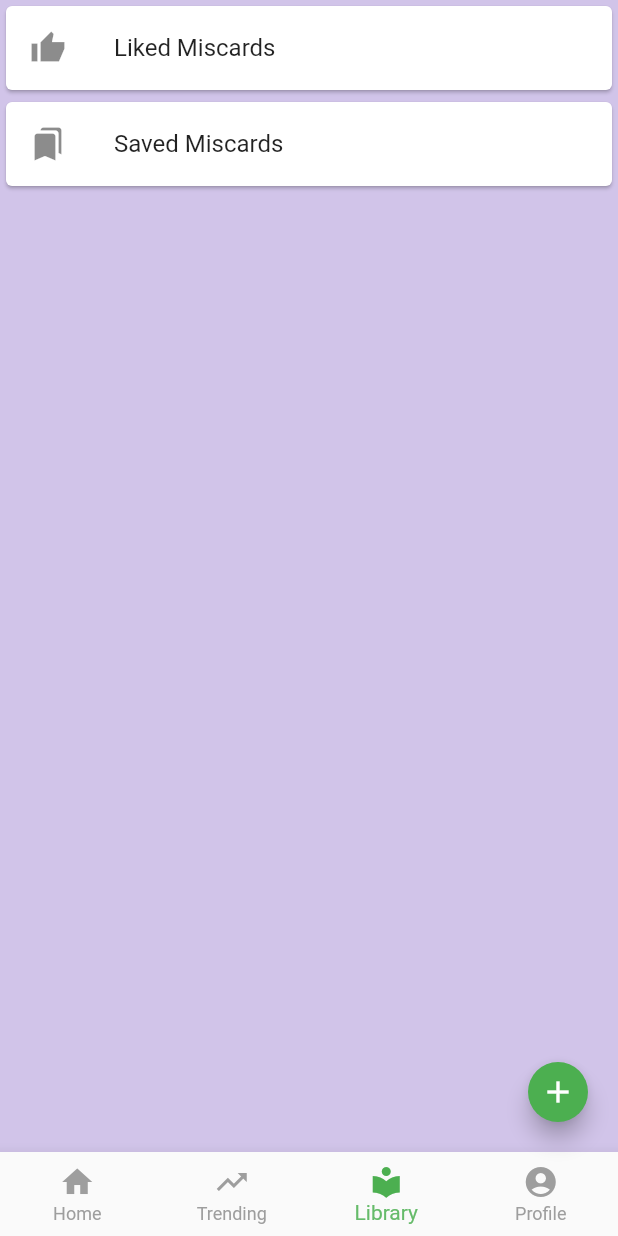
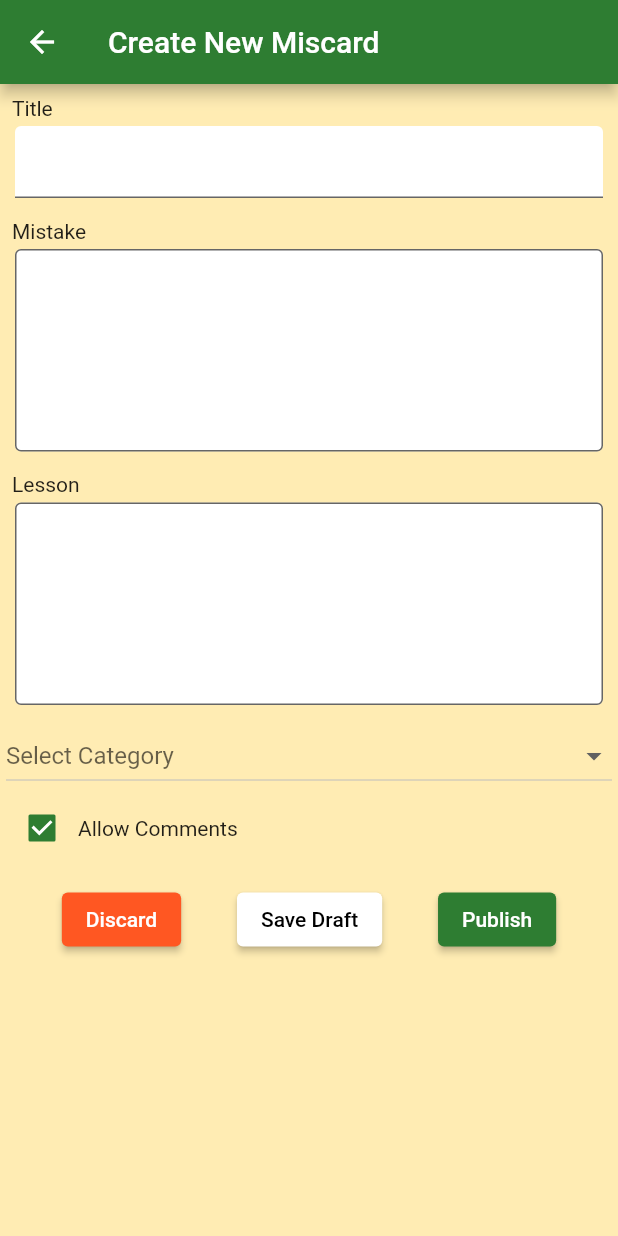
Before and after one commit to pktintali/Project_SYM, a Flutter app: the screen it shows after launch, item 3 of the bottom bar chosen, after a tap on the "add" icon, on a phone screen of 412 x 824 dp. Run offline on Flutter 3.47's test engine with Material 2 defaults, Android fonts, the phone set to English and light mode, and no system bars; our stand-ins replace flip_card, get.

Commit message:
miscard adding page created

```diff
--- a/lib/components/miscard.dart
+++ b/lib/components/miscard.dart
@@ -13,9 +13,7 @@ class Miscard extends StatelessWidget {
   Widget build(BuildContext context) {
     return Card(
       // color: Colors.deepPurple[100],
-      child: Column(
-        children: [
-          TextButton(
+      child: TextButton(
         onPressed: () {
           Get.to(
             () => const MisCardDetails(),
@@ -23,6 +21,8 @@ class Miscard extends StatelessWidget {
           );
         },
         child: Column(
+          children: [
+            Column(
               crossAxisAlignment: CrossAxisAlignment.start,
               children: const [
                 MisCardUserHeader(),
@@ -30,9 +30,9 @@ class Miscard extends StatelessWidget {
                 MisCardText(),
               ],
             ),
-          ),
             const MisCardFooter(),
           ],
+        ),
       ),
     );
   }
--- a/lib/components/widgets/miscard_footer.dart
+++ b/lib/components/widgets/miscard_footer.dart
@@ -1,57 +1,90 @@
 import 'package:flutter/material.dart';
 
 class MisCardFooter extends StatelessWidget {
-  const MisCardFooter({Key? key}) : super(key: key);
+  final bool fromDetail;
+  const MisCardFooter({this.fromDetail = false, Key? key}) : super(key: key);
 
   @override
   Widget build(BuildContext context) {
+    final double iconSize = fromDetail ? 20 : 16;
+    final double fontSize = fromDetail ? 16 : 13;
     return Padding(
-      padding: const EdgeInsets.all(8.0),
+      padding: const EdgeInsets.symmetric(vertical: 4, horizontal: 10),
       child: Row(
         mainAxisAlignment: MainAxisAlignment.spaceBetween,
         children: [
           Row(
-            children: const [
-              Icon(
+            children: [
+              InkWell(
+                onTap: () {},
+                child: Padding(
+                  padding: const EdgeInsets.all(3.0),
+                  child: Icon(
                     Icons.thumb_up_alt_outlined,
-                size: 20,
+                    size: iconSize,
                     color: Colors.black54,
                   ),
-              SizedBox(width: 4),
+                ),
+              ),
+              // const SizedBox(width: 4),
               Text(
                 '190',
-                style: TextStyle(color: Colors.grey),
+                style: TextStyle(
+                  color: Colors.grey,
+                  fontSize: fontSize,
+                ),
               ),
             ],
           ),
-          const Icon(
+          InkWell(
+            onTap: () {},
+            child: Padding(
+              padding: const EdgeInsets.all(3.0),
+              child: Icon(
                 Icons.thumb_down_alt_outlined,
-            size: 20,
+                size: iconSize,
                 color: Colors.black54,
               ),
+            ),
+          ),
           Row(
-            children: const [
+            children: [
               Icon(
                 Icons.comment,
-                size: 20,
+                size: iconSize,
                 color: Colors.black54,
               ),
-              SizedBox(width: 4),
+              const SizedBox(width: 4),
               Text(
                 '80',
-                style: TextStyle(color: Colors.grey),
+                style: TextStyle(
+                  color: Colors.grey,
+                  fontSize: fontSize,
+                ),
               ),
             ],
           ),
-          const Icon(
+          InkWell(
+            onTap: () {},
+            child: Padding(
+              padding: const EdgeInsets.all(3.0),
+              child: Icon(
                 Icons.share,
-            size: 20,
+                size: iconSize,
                 color: Colors.black54,
               ),
-          const Icon(
+            ),
+          ),
+          InkWell(
+            onTap: () {},
+            child: Padding(
+              padding: const EdgeInsets.all(3.0),
+              child: Icon(
                 Icons.bookmark_add_outlined,
-            size: 20,
+                size: iconSize,
                 color: Colors.black54,
+              ),
+            ),
           ),
         ],
       ),
--- a/lib/components/widgets/miscard_title.dart
+++ b/lib/components/widgets/miscard_title.dart
@@ -8,7 +8,7 @@ class MisCardTitle extends StatelessWidget {
     return const Text(
       'This is Title of Card',
       style: TextStyle(
-        fontSize: 17,
+        fontSize: 15,
         fontWeight: FontWeight.w600,
          color: Colors.green,
       ),
--- /dev/null
+++ b/lib/controllers/flipcard_details_controller.dart
@@ -0,0 +1,15 @@
+import 'package:flip_card/flip_card_controller.dart';
+import 'package:get/get_state_manager/get_state_manager.dart';
+
+class FlipCardDetailsController extends GetxController {
+  final FlipCardController _fController = FlipCardController();
+
+  FlipCardController get fController => _fController;
+
+  bool _isFront = true;
+  bool get isFront => _isFront;
+  void updateFront() {
+    _isFront = !_isFront;
+    update();
+  }
+}
--- a/lib/main.dart
+++ b/lib/main.dart
@@ -13,6 +13,12 @@ class MyApp extends StatelessWidget {
   Widget build(BuildContext context) {
     return GetMaterialApp(
       debugShowCheckedModeBanner: false,
+      theme: Theme.of(context).copyWith(
+        scaffoldBackgroundColor: Colors.amber[100],
+        appBarTheme: AppBarTheme.of(context).copyWith(
+          backgroundColor: Colors.green[800],
+        ),
+      ),
       title: 'Project SYM',
       home: TabPage(),
     );
--- a/lib/pages/library/library_page.dart
+++ b/lib/pages/library/library_page.dart
@@ -21,7 +21,14 @@ class LibraryPage extends StatelessWidget {
               onTap: () {},
               title: const Text('Saved Miscards'),
             ),
-          )
+          ),
+          Card(
+            child: ListTile(
+              leading: const Icon(Icons.history),
+              onTap: () {},
+              title: const Text('Drafts'),
+            ),
+          ),
         ],
       ),
     );
--- /dev/null
+++ b/lib/pages/miscard/miscard_adding_page.dart
@@ -0,0 +1,176 @@
+import 'package:flutter/material.dart';
+
+class MisCardAddingPage extends StatelessWidget {
+  const MisCardAddingPage({Key? key}) : super(key: key);
+
+  @override
+  Widget build(BuildContext context) {
+    return Scaffold(
+      appBar: AppBar(
+        title: const Text('Create New Miscard'),
+      ),
+      body: SafeArea(
+        child: SingleChildScrollView(
+          child: Padding(
+            padding: const EdgeInsets.all(4.0),
+            child: Column(
+              crossAxisAlignment: CrossAxisAlignment.start,
+              children: [
+                const Padding(
+                  padding: EdgeInsets.all(4.0),
+                  child: Text('Title'),
+                ),
+                const Padding(
+                  padding: EdgeInsets.symmetric(horizontal: 6),
+                  child: TextField(
+                      decoration: InputDecoration(
+                    // contentPadding: EdgeInsets.all(0.0),
+                    focusedBorder: UnderlineInputBorder(
+                      borderSide: BorderSide(
+                        color: Colors.green,
+                      ),
+                    ),
+                    border: UnderlineInputBorder(
+                      borderSide: BorderSide(
+                        color: Colors.green,
+                      ),
+                    ),
+                    filled: true,
+
+                    fillColor: Colors.white,
+                  )),
+                ),
+                const SizedBox(height: 10),
+                const Padding(
+                  padding: EdgeInsets.all(4.0),
+                  child: Text('Mistake'),
+                ),
+                const Padding(
+                  padding: EdgeInsets.symmetric(horizontal: 6),
+                  child: TextField(
+                      minLines: 5,
+                      maxLines: 10,
+                      decoration: InputDecoration(
+                        // contentPadding: EdgeInsets.all(0.0),
+                        focusedBorder: OutlineInputBorder(
+                          borderSide: BorderSide(
+                            color: Colors.green,
+                          ),
+                        ),
+                        border: OutlineInputBorder(
+                          borderSide: BorderSide(
+                            color: Colors.green,
+                          ),
+                        ),
+                        filled: true,
+                        fillColor: Colors.white,
+                      )),
+                ),
+                const SizedBox(height: 10),
+                const Padding(
+                  padding: EdgeInsets.all(4.0),
+                  child: Text('Lesson'),
+                ),
+                const Padding(
+                  padding: EdgeInsets.symmetric(horizontal: 6),
+                  child: TextField(
+                      minLines: 5,
+                      maxLines: 7,
+                      decoration: InputDecoration(
+                        // contentPadding: EdgeInsets.all(0.0),
+                        focusedBorder: OutlineInputBorder(
+                          borderSide: BorderSide(
+                            color: Colors.green,
+                          ),
+                        ),
+                        border: OutlineInputBorder(
+                          borderSide: BorderSide(
+                            color: Colors.green,
+                          ),
+                        ),
+                        filled: true,
+                        fillColor: Colors.white,
+                      )),
+                ),
+                const SizedBox(height: 10),
+                DropdownButton(
+                  isExpanded: true,
+                  hint: const Text('Select Category'),
+                  onChanged: (v) {},
+                  items: [
+                    DropdownMenuItem(
+                      value: 1,
+                      onTap: () {},
+                      child: const Text('1'),
+                    ),
+                    DropdownMenuItem(
+                      value: 2,
+                      onTap: () {},
+                      child: const Text('2'),
+                    ),
+                    DropdownMenuItem(
+                      value: 3,
+                      onTap: () {},
+                      child: const Text('3'),
+                    ),
+                  ],
+                ),
+                Row(
+                  children: [
+                    Checkbox(
+                      value: true,
+                      fillColor: MaterialStateProperty.all(Colors.green[800]),
+                      onChanged: (v) {},
+                    ),
+                    const Text('Allow Comments'),
+                  ],
+                ),
+                const SizedBox(
+                  height: 5,
+                ),
+                ButtonBar(
+                  alignment: MainAxisAlignment.spaceEvenly,
+                  children: [
+                    ElevatedButton(
+                      onPressed: () {},
+                      child: const Text('Discard'),
+                      style: ButtonStyle(
+                        backgroundColor: MaterialStateProperty.all(
+                          Colors.deepOrange,
+                        ),
+                      ),
+                    ),
+                    ElevatedButton(
+                      onPressed: () {},
+                      child: const Text(
+                        'Save Draft',
+                        style: TextStyle(
+                          color: Colors.black,
+                        ),
+                      ),
+                      style: ButtonStyle(
+                        backgroundColor: MaterialStateProperty.all(
+                          Colors.white,
+                        ),
+                      ),
+                    ),
+                    ElevatedButton(
+                      onPressed: () {},
+                      child: const Text('Publish'),
+                      style: ButtonStyle(
+                        backgroundColor: MaterialStateProperty.all(
+                          Colors.green[800],
+                        ),
+                      ),
+                    ),
+                  ],
+                ),
+                //Think about preview
+              ],
+            ),
+          ),
+        ),
+      ),
+    );
+  }
+}
--- a/lib/pages/miscard/miscard_details.dart
+++ b/lib/pages/miscard/miscard_details.dart
@@ -1,7 +1,9 @@
 import 'package:flip_card/flip_card.dart';
 import 'package:flutter/material.dart';
+import 'package:get/get.dart';
 import 'package:project_sym/components/widgets/miscard_title.dart';
 import 'package:project_sym/components/widgets/miscard_user_header.dart';
+import 'package:project_sym/controllers/flipcard_details_controller.dart';
 import 'package:project_sym/pages/miscard/miscard_comment.dart';
 import 'package:project_sym/pages/miscard/widgets/miscard_back.dart';
 import 'package:project_sym/pages/miscard/widgets/miscard_details_footer.dart';
@@ -13,17 +15,15 @@ class MisCardDetails extends StatelessWidget {
 
   @override
   Widget build(BuildContext context) {
+    final controller = Get.put(FlipCardDetailsController());
     return Scaffold(
+      backgroundColor: Colors.amber[100],
       appBar: AppBar(
-        backgroundColor: Colors.green,
         title: const Text('Miscard'),
       ),
       bottomSheet: const SizedBox(
-        height: 68,
-        child: FractionalTranslation(
-          translation: Offset(0, 0.1),
-          child: MisCardDetailsIcons(),
-        ),
+        height: 49,
+        child: MisCardDetailsIcons(),
       ),
       body: SafeArea(
         child: SingleChildScrollView(
@@ -31,24 +31,28 @@ class MisCardDetails extends StatelessWidget {
             padding: const EdgeInsets.all(5.0),
             child: Column(
               crossAxisAlignment: CrossAxisAlignment.start,
-              children: const [
-                MisCardUserHeader(),
-                MisCardTitle(),
+              children: [
+                const MisCardUserHeader(),
+                const MisCardTitle(),
                 FlipCard(
-                  front: MisCardFront(),
-                  back: MisCardBack(),
+                  onFlip: () async{
+                    await Future.delayed(const Duration(milliseconds: 400)).then((value) => controller.updateFront());
+                  },
+                  controller: controller.fController,
+                  front: const MisCardFront(),
+                  back: const MisCardBack(),
                 ),
                 MisCardDetailsFooter(),
-                Padding(
+                const Padding(
                   padding: EdgeInsets.all(8.0),
                   child: Text('Comments'),
                 ),
-                Divider(),
-                MisCardcomment(),
-                MisCardcomment(),
-                MisCardcomment(),
-                MisCardcomment(),
-                SizedBox(height: 70),
+                const Divider(),
+                const MisCardcomment(),
+                const MisCardcomment(),
+                const MisCardcomment(),
+                const MisCardcomment(),
+                const SizedBox(height: 70),
               ],
             ),
           ),
--- a/lib/pages/miscard/widgets/miscard_details_footer.dart
+++ b/lib/pages/miscard/widgets/miscard_details_footer.dart
@@ -1,15 +1,21 @@
 import 'package:flutter/material.dart';
+import 'package:get/get.dart';
+import 'package:project_sym/controllers/flipcard_details_controller.dart';
 
 class MisCardDetailsFooter extends StatelessWidget {
-  const MisCardDetailsFooter({Key? key}) : super(key: key);
+  MisCardDetailsFooter({Key? key}) : super(key: key);
+  final FlipCardDetailsController ctrl = Get.find();
 
   @override
   Widget build(BuildContext context) {
+    //TODO Show it only first time for user
+    // ctrl.fController.hint(duration: const Duration(milliseconds: 800));
+    return GetBuilder<FlipCardDetailsController>(builder: (_) {
       return Center(
         child: ElevatedButton(
           style: ButtonStyle(
             backgroundColor: MaterialStateProperty.all(
-            Colors.deepOrangeAccent[400]
+              ctrl.isFront ? Colors.deepOrangeAccent[400] : Colors.green[900],
             ),
             shape: MaterialStateProperty.all(
               RoundedRectangleBorder(
@@ -17,9 +23,12 @@ class MisCardDetailsFooter extends StatelessWidget {
               ),
             ),
           ),
-        onPressed: () {},
-        child: const Text('Lesson'),
+          onPressed: () {
+            ctrl.fController.toggleCard();
+          },
+          child: const Text('Flip'),
         ),
       );
+    });
   }
 }
--- a/lib/pages/miscard/widgets/miscard_details_icons.dart
+++ b/lib/pages/miscard/widgets/miscard_details_icons.dart
@@ -8,9 +8,16 @@ class MisCardDetailsIcons extends StatelessWidget {
   Widget build(BuildContext context) {
     return Column(
       children: const [
-        Divider(),
-        MisCardFooter(),
-        Divider(),
+        Divider(
+          height: 0.0,
+        ),
+        Padding(
+          padding: EdgeInsets.all(6.0),
+          child: MisCardFooter(fromDetail: true,),
+        ),
+        Divider(
+          height: 0.0,
+        ),
       ],
     );
   }
--- a/lib/pages/tab/tab_page.dart
+++ b/lib/pages/tab/tab_page.dart
@@ -3,6 +3,7 @@ import 'package:get/get.dart';
 import 'package:project_sym/controllers/tab_controller.dart';
 import 'package:project_sym/pages/home/home_page.dart';
 import 'package:project_sym/pages/library/library_page.dart';
+import 'package:project_sym/pages/miscard/miscard_adding_page.dart';
 import 'package:project_sym/pages/profile/profile_page.dart';
 import 'package:project_sym/pages/trending/trending_page.dart';
 
@@ -19,11 +20,16 @@ class TabPage extends StatelessWidget {
           // floatingActionButtonLocation:FloatingActionButtonLocation.miniCenterDocked,
           floatingActionButton: FloatingActionButton(
             mini: true,
-            backgroundColor:Colors.green,
-            onPressed: () {},
+            backgroundColor: Colors.green,
+            onPressed: () {
+              Get.to(
+                () => const MisCardAddingPage(),
+                transition: Transition.downToUp,
+              );
+            },
             child: const Icon(Icons.add),
           ),
-          backgroundColor: Colors.deepPurple[100],
+          // backgroundColor: Colors.amber[100],
           body: _getTab(controller.getTab),
           bottomNavigationBar: BottomNavigationBar(
             type: BottomNavigationBarType.fixed,
```
Lines whose indentation alone changed are shown as unchanged.
